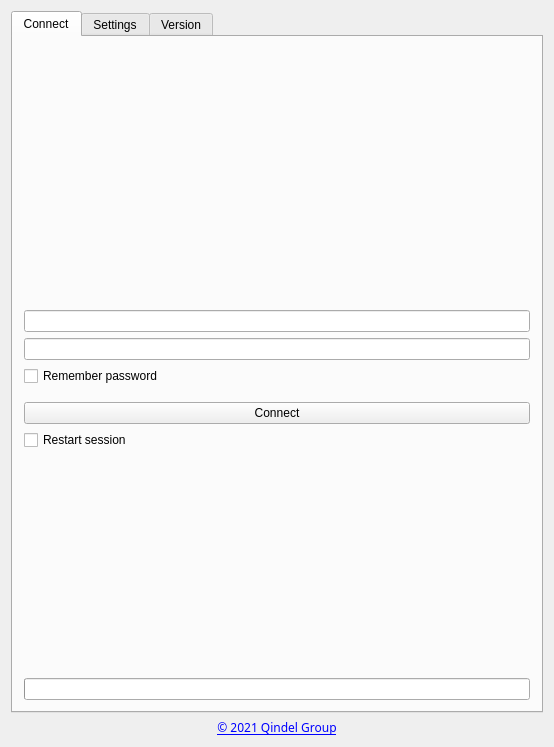
The window that qtclient/gui/mainwindow.ui (theqvd/qvd-client-qt) describes before a commit, drawn with Qt 5.
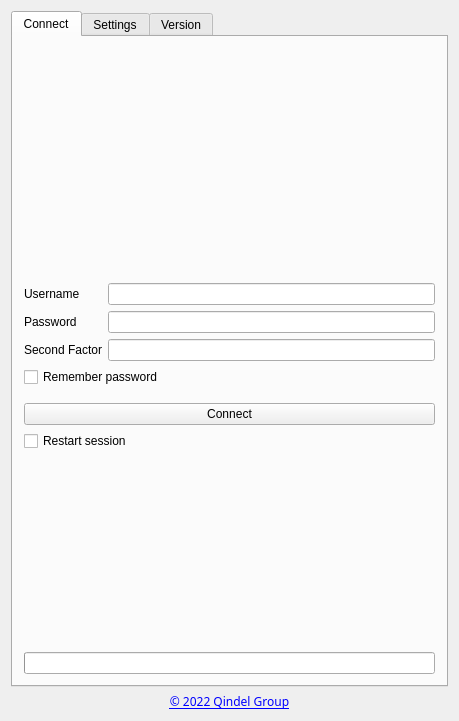
The same window after the commit. The open tabs and pages were chosen to show the change. Icons and pictures are not drawn.

Commit message: Add second factor support

The edit to the form file:
```diff
--- a/qtclient/gui/mainwindow.ui
+++ b/qtclient/gui/mainwindow.ui
@@ -6,8 +6,8 @@
    <rect>
     <x>0</x>
     <y>0</y>
-    <width>554</width>
-    <height>747</height>
+    <width>459</width>
+    <height>721</height>
    </rect>
   </property>
   <property name="windowTitle">
@@ -70,13 +70,29 @@
            </widget>
           </item>
           <item>
+           <layout class="QFormLayout" name="formLayout_2">
+            <item row="0" column="0">
+             <widget class="QLabel" name="usernameLabel">
+              <property name="text">
+               <string>Username</string>
+              </property>
+             </widget>
+            </item>
+            <item row="0" column="1">
            <widget class="QLineEdit" name="username">
             <property name="text">
              <string/>
             </property>
            </widget>
           </item>
-          <item>
+            <item row="1" column="0">
+             <widget class="QLabel" name="passwordLabel">
+              <property name="text">
+               <string>Password</string>
+              </property>
+             </widget>
+            </item>
+            <item row="1" column="1">
            <widget class="QLineEdit" name="password">
             <property name="text">
              <string/>
@@ -86,6 +102,25 @@
             </property>
            </widget>
           </item>
+            <item row="2" column="0">
+             <widget class="QLabel" name="secondFactorLabel">
+              <property name="text">
+               <string>Second Factor</string>
+              </property>
+             </widget>
+            </item>
+            <item row="2" column="1">
+             <widget class="QLineEdit" name="secondFactor">
+              <property name="maxLength">
+               <number>6</number>
+              </property>
+              <property name="echoMode">
+               <enum>QLineEdit::PasswordEchoOnEdit</enum>
+              </property>
+             </widget>
+            </item>
+           </layout>
+          </item>
           <item>
            <widget class="QCheckBox" name="rememberPasswordCheck">
             <property name="text">
@@ -434,7 +469,7 @@
        </font>
       </property>
       <property name="text">
-       <string>&lt;a href=&quot;http://theqvd.com&quot;&gt;© 2021 Qindel Group&lt;/a&gt;</string>
+       <string>&lt;a href=&quot;http://theqvd.com&quot;&gt;© 2022 Qindel Group&lt;/a&gt;</string>
       </property>
       <property name="textFormat">
        <enum>Qt::RichText</enum>
```
Left out of the diff: 2 changed lines with no effect on the pictures. Lines whose indentation alone changed are shown as unchanged. The commit also changes 10 other files.
